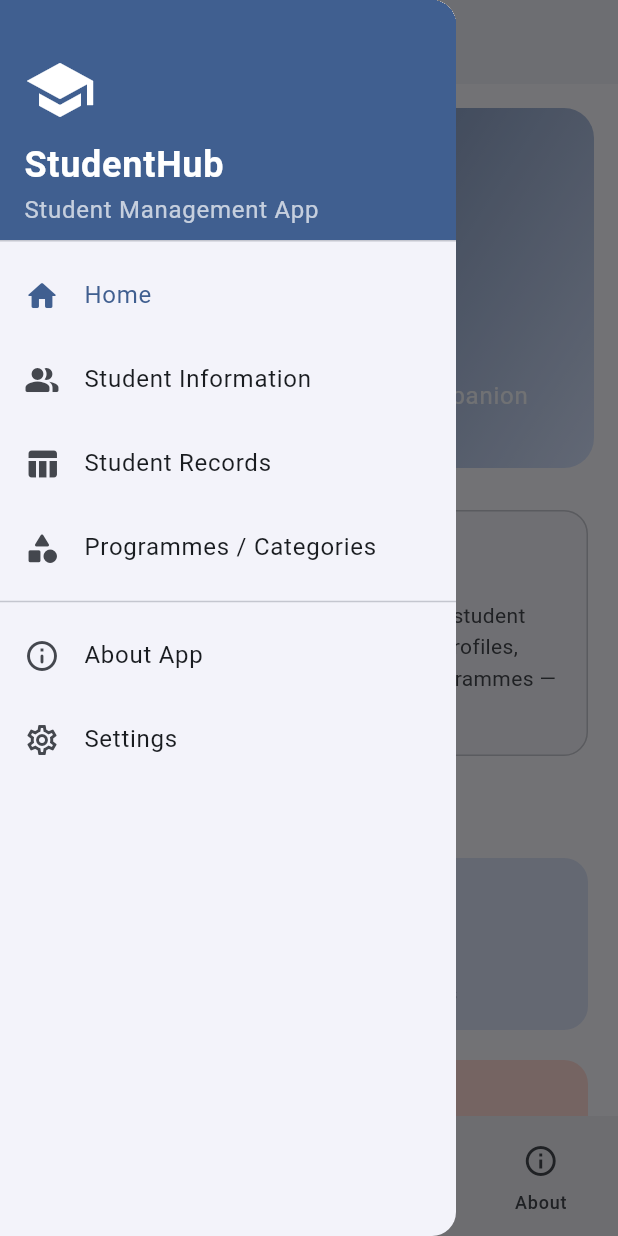
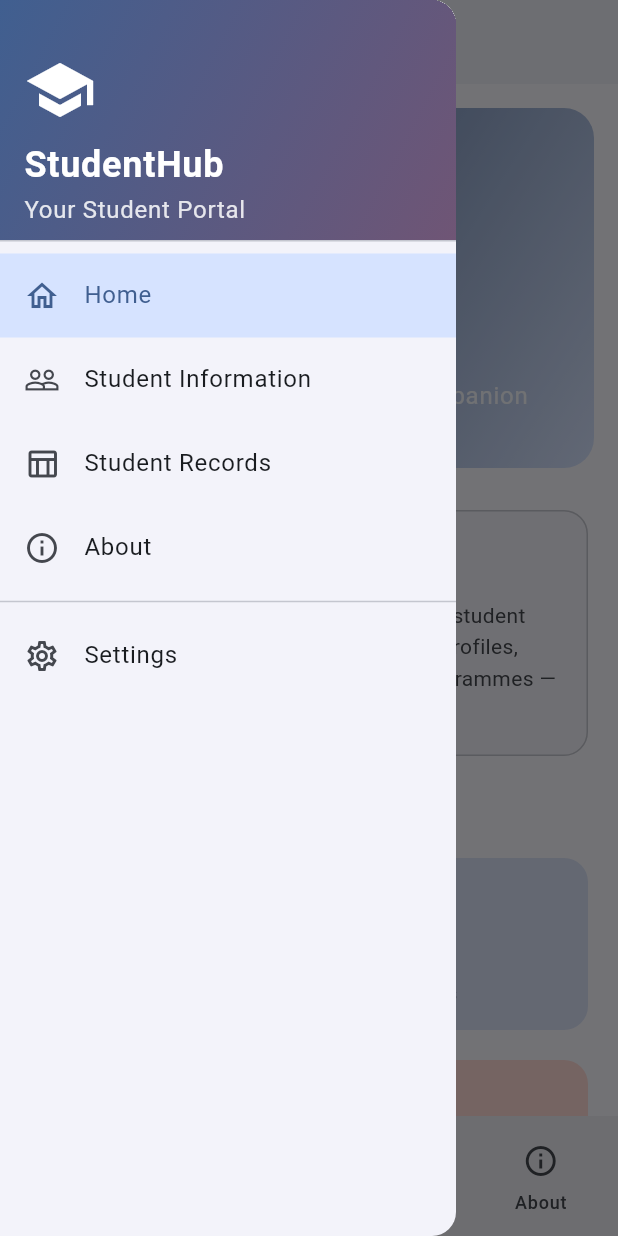
Before and after one commit to JustinJ03/StudentHub_Snoopy-Doggy, a Flutter app: the screen it shows after launch, with the side drawer open, on a phone screen of 412 x 824 dp. Run offline on Flutter 3.47's test engine with Material 3 defaults, Android fonts, the phone set to English and light mode, and no system bars; our stand-ins replace flutter_riverpod.

Commit message:
fix the navigation drawer

```diff
--- a/lib/navigation/navigation.dart
+++ b/lib/navigation/navigation.dart
@@ -1,16 +1,25 @@
+// ============================================================================
+// File: navigation.dart
+// Description: Navigation Drawer and Material 3 Bottom Navigation Bar.
+// Requirement 6: Navigation Drawer
+// Requirement 7: Bottom Navigation
+// ============================================================================
+
 import 'package:flutter/material.dart';
 import 'package:flutter_riverpod/flutter_riverpod.dart';
 
 import '../providers/navigation_provider.dart';
 
-/// Navigation Drawer Widget
+/// Navigation Drawer Widget (Requirement 6)
 class AppNavigationDrawer extends ConsumerWidget {
   const AppNavigationDrawer({super.key});
 
   @override
   Widget build(BuildContext context, WidgetRef ref) {
-    final navState = ref.watch(navigationProvider);
-    final selectedIndex = navState.currentIndex;
+    final selectedIndex = ref.watch(
+      navigationProvider.select((nav) => nav.currentIndex),
+    );
+    final colorScheme = Theme.of(context).colorScheme;
 
     return Drawer(
       child: ListView(
@@ -18,31 +27,38 @@ class AppNavigationDrawer extends ConsumerWidget {
         children: [
           DrawerHeader(
             decoration: BoxDecoration(
-              color: Theme.of(context).colorScheme.primary,
+              gradient: LinearGradient(
+                begin: Alignment.topLeft,
+                end: Alignment.bottomRight,
+                colors: [colorScheme.primary, colorScheme.tertiary],
+              ),
             ),
-            child: const Column(
+            child: Column(
               crossAxisAlignment: CrossAxisAlignment.start,
               mainAxisAlignment: MainAxisAlignment.end,
               children: [
-                Icon(Icons.school, size: 48, color: Colors.white),
-                SizedBox(height: 8),
+                Icon(Icons.school, size: 48, color: colorScheme.onPrimary),
+                const SizedBox(height: 8),
                 Text(
                   'StudentHub',
                   style: TextStyle(
-                    color: Colors.white,
+                    color: colorScheme.onPrimary,
                     fontSize: 24,
                     fontWeight: FontWeight.bold,
                   ),
                 ),
                 Text(
-                  'Student Management App',
-                  style: TextStyle(color: Colors.white70),
+                  'Your Student Portal',
+                  style: TextStyle(
+                    color: colorScheme.onPrimary.withValues(alpha: 0.85),
+                  ),
                 ),
               ],
             ),
           ),
           ListTile(
-            leading: const Icon(Icons.home_rounded),
+            leading: const Icon(Icons.home_outlined),
+            selectedTileColor: colorScheme.primaryContainer,
             title: const Text('Home'),
             selected: selectedIndex == 0,
             onTap: () {
@@ -51,7 +67,8 @@ class AppNavigationDrawer extends ConsumerWidget {
             },
           ),
           ListTile(
-            leading: const Icon(Icons.people_alt_rounded),
+            leading: const Icon(Icons.people_outline),
+            selectedTileColor: colorScheme.primaryContainer,
             title: const Text('Student Information'),
             selected: selectedIndex == 1,
             onTap: () {
@@ -60,7 +77,8 @@ class AppNavigationDrawer extends ConsumerWidget {
             },
           ),
           ListTile(
-            leading: const Icon(Icons.table_chart_rounded),
+            leading: const Icon(Icons.table_chart_outlined),
+            selectedTileColor: colorScheme.primaryContainer,
             title: const Text('Student Records'),
             selected: selectedIndex == 2,
             onTap: () {
@@ -69,8 +87,9 @@ class AppNavigationDrawer extends ConsumerWidget {
             },
           ),
           ListTile(
-            leading: const Icon(Icons.category_rounded),
-            title: const Text('Programmes / Categories'),
+            leading: const Icon(Icons.info_outline),
+            selectedTileColor: colorScheme.primaryContainer,
+            title: const Text('About'),
             selected: selectedIndex == 3,
             onTap: () {
               ref.read(navigationProvider.notifier).setIndex(3);
@@ -79,21 +98,33 @@ class AppNavigationDrawer extends ConsumerWidget {
           ),
           const Divider(),
           ListTile(
-            leading: const Icon(Icons.info_outline_rounded),
-            title: const Text('About App'),
-            selected: selectedIndex == 4,
-            onTap: () {
-              ref.read(navigationProvider.notifier).setIndex(4);
-              Navigator.pop(context);
-            },
-          ),
-          ListTile(
             leading: const Icon(Icons.settings_outlined),
             title: const Text('Settings'),
-            selected: selectedIndex == 5,
             onTap: () {
-              ref.read(navigationProvider.notifier).setIndex(5);
               Navigator.pop(context);
+              showDialog(
+                context: context,
+                builder: (context) => AlertDialog(
+                  title: const Text('Settings'),
+                  content: const Column(
+                    mainAxisSize: MainAxisSize.min,
+                    crossAxisAlignment: CrossAxisAlignment.start,
+                    children: [
+                      Text('App: StudentHub'),
+                      SizedBox(height: 4),
+                      Text('Version: 1.0.0'),
+                      SizedBox(height: 4),
+                      Text('Course: TMA3084 Software Engineering Lab'),
+                    ],
+                  ),
+                  actions: [
+                    TextButton(
+                      onPressed: () => Navigator.pop(context),
+                      child: const Text('Close'),
+                    ),
+                  ],
+                ),
+              );
             },
           ),
         ],
@@ -102,43 +133,44 @@ class AppNavigationDrawer extends ConsumerWidget {
   }
 }
 
-/// Bottom Navigation Bar Widget
+/// Bottom Navigation Bar Widget (Requirement 7)
 class AppBottomNavigationBar extends ConsumerWidget {
   const AppBottomNavigationBar({super.key});
 
   @override
   Widget build(BuildContext context, WidgetRef ref) {
-    final navState = ref.watch(navigationProvider);
-    final currentIndex = navState.currentIndex;
+    final currentIndex = ref.watch(
+      navigationProvider.select((nav) => nav.currentIndex),
+    );
 
-    // Safety fallback: prevents crash if user opens About (4) or Settings (5) from drawer
+    // Ensure selectedIndex stays within the 4 bottom bar destinations (0..3)
     final barIndex = currentIndex < 4 ? currentIndex : 0;
 
     return NavigationBar(
       selectedIndex: barIndex,
-      onDestinationSelected: (int index) {
+      onDestinationSelected: (index) {
         ref.read(navigationProvider.notifier).setIndex(index);
       },
       destinations: const [
         NavigationDestination(
           icon: Icon(Icons.home_outlined),
-          selectedIcon: Icon(Icons.home_rounded),
+          selectedIcon: Icon(Icons.home),
           label: 'Home',
         ),
         NavigationDestination(
-          icon: Icon(Icons.people_outline_rounded),
-          selectedIcon: Icon(Icons.people_alt_rounded),
+          icon: Icon(Icons.people_outline),
+          selectedIcon: Icon(Icons.people),
           label: 'Students',
         ),
         NavigationDestination(
           icon: Icon(Icons.table_chart_outlined),
-          selectedIcon: Icon(Icons.table_chart_rounded),
+          selectedIcon: Icon(Icons.table_chart),
           label: 'Records',
         ),
         NavigationDestination(
-          icon: Icon(Icons.category_outlined),
-          selectedIcon: Icon(Icons.category_rounded),
-          label: 'Programmes',
+          icon: Icon(Icons.info_outline),
+          selectedIcon: Icon(Icons.info),
+          label: 'About',
         ),
       ],
     );
```
